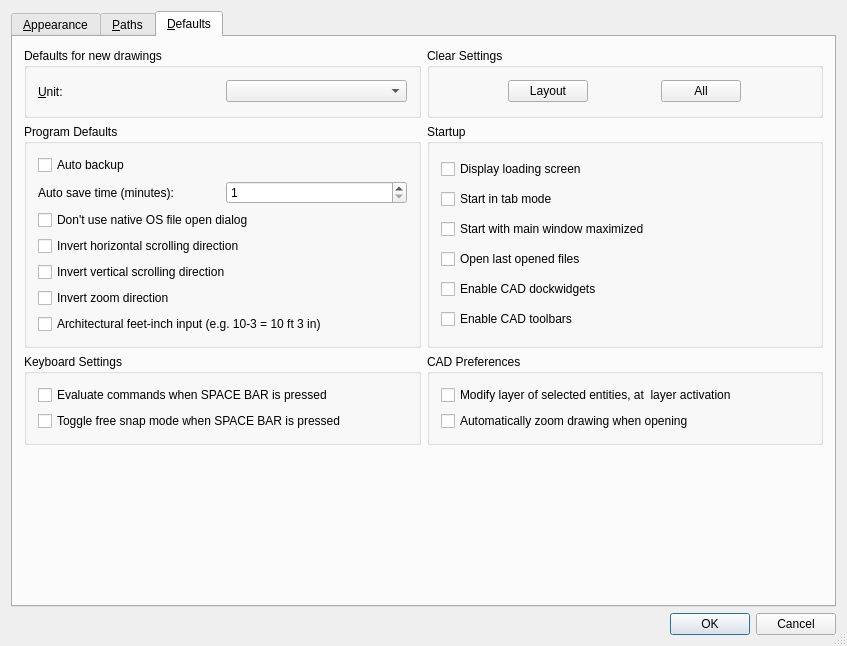
LibreCAD/LibreCAD, file librecad/src/ui/forms/qg_dlgoptionsgeneral.ui: the form before one commit.
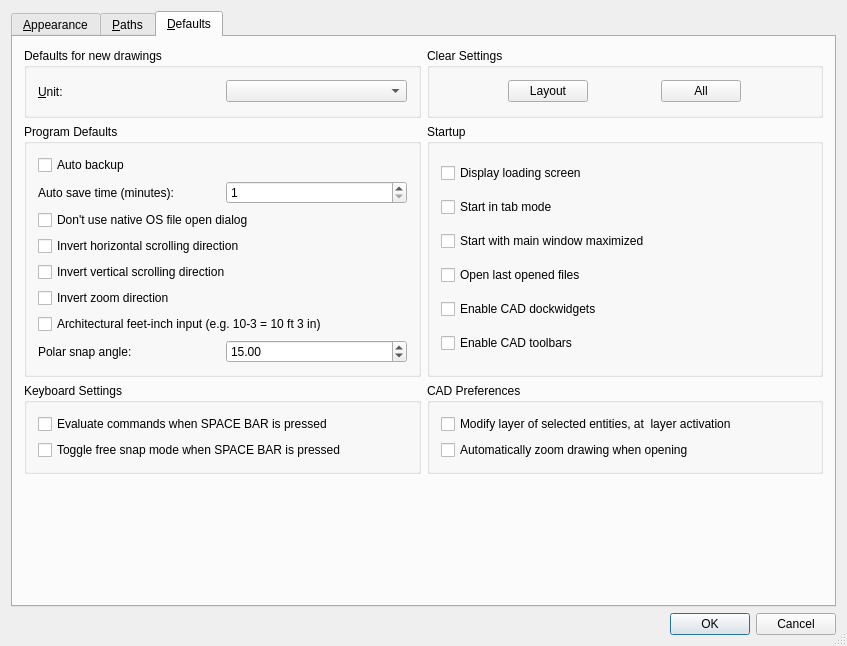
The form after the commit. Icons and pictures are not drawn.

Commit message: Add toolbar polar snap toggle for Direct Line

The edit to the form file:
```diff
--- a/librecad/src/ui/forms/qg_dlgoptionsgeneral.ui
+++ b/librecad/src/ui/forms/qg_dlgoptionsgeneral.ui
@@ -1077,6 +1077,39 @@
             </property>
            </widget>
           </item>
+          <item>
+           <layout class="QHBoxLayout" name="horizontalLayout_polarsnap">
+            <item>
+             <widget class="QLabel" name="labelPolarSnapAngle">
+              <property name="text">
+               <string>Polar snap angle:</string>
+              </property>
+             </widget>
+            </item>
+            <item>
+             <widget class="QDoubleSpinBox" name="cbPolarSnapAngle">
+              <property name="toolTip">
+               <string>Angle increment in degrees for Direct Line polar snapping.</string>
+              </property>
+              <property name="minimum">
+               <double>0.010000000000000</double>
+              </property>
+              <property name="maximum">
+               <double>180.000000000000000</double>
+              </property>
+              <property name="decimals">
+               <number>2</number>
+              </property>
+              <property name="singleStep">
+               <double>1.000000000000000</double>
+              </property>
+              <property name="value">
+               <double>15.000000000000000</double>
+              </property>
+             </widget>
+            </item>
+           </layout>
+          </item>
          </layout>
         </widget>
        </item>
```
The commit also changes 5 other files.
